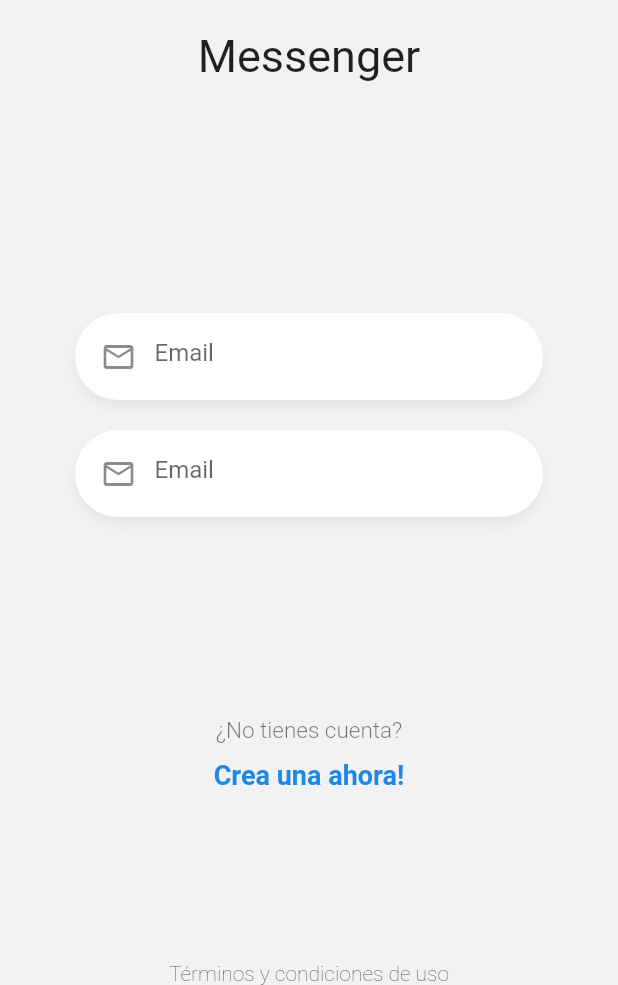
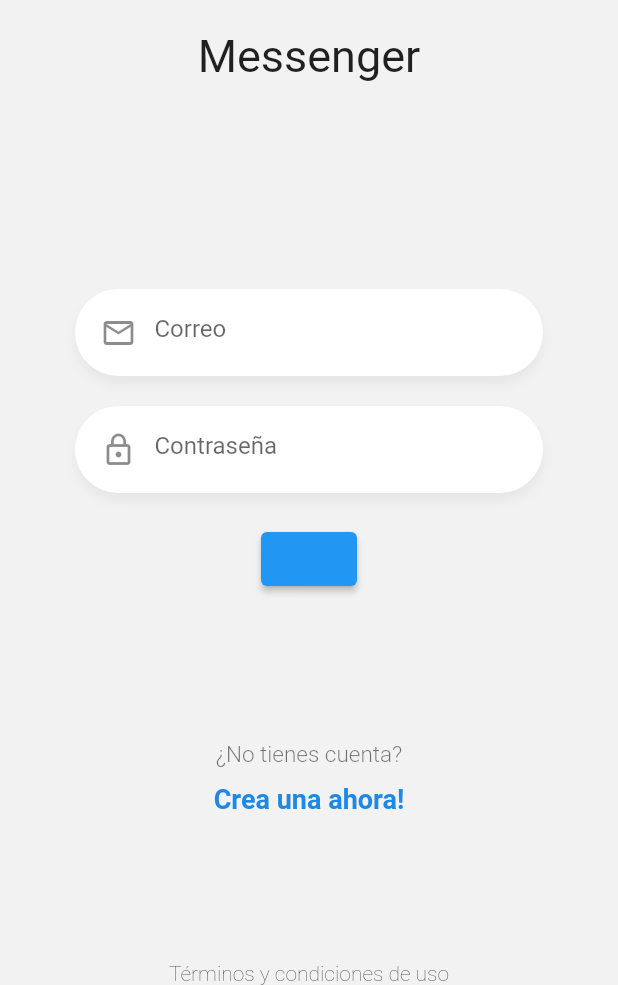
Before and after one commit to irwinet/app_flutter_chat, a Flutter app: the screen it shows after launch, on a phone screen of 412 x 824 dp, the part 251-1236 px from its top. Run offline on Flutter 3.47's test engine with Material 2 defaults, Android fonts, the light colour scheme and no system bars.

Commit message:
Refactor inputs - logo - labels

```diff
--- a/lib/pages/login_page.dart
+++ b/lib/pages/login_page.dart
@@ -1,5 +1,8 @@
+import 'package:flutter/material.dart';
+
 import 'package:app_flutter_chat/widgets/custom_input.dart';
-import 'package:flutter/material.dart';
+import 'package:app_flutter_chat/widgets/custom_labels.dart';
+import 'package:app_flutter_chat/widgets/custom_logo.dart';
 
 
 class LoginPage extends StatelessWidget {
@@ -12,35 +15,14 @@
         child: Column(
           mainAxisAlignment: MainAxisAlignment.spaceBetween,
           children: [
-            _Logo(),
+            Logo(),
             _Form(),
-            _Labels(),
+            Labels(),
             Text('Términos y condiciones de uso', style: TextStyle(fontWeight: FontWeight.w200),)
           ],
         ),
       ),
    );
-  }
-}
-
-class _Logo extends StatelessWidget {
-  const _Logo({super.key});
-
-  @override
-  Widget build(BuildContext context) {
-    return Center(
-      child: Container(
-        width: 170,
-        margin: EdgeInsets.only(top: 50),
-        child: const Column(
-          children: [
-            Image(image: AssetImage('assets/tag-logo.png')),
-            SizedBox(height: 20,),
-            Text('Messenger', style: TextStyle(fontSize: 30),)
-          ],
-        ),
-      ),
-    );
   }
 }
 
@@ -52,6 +34,11 @@
 }
 
 class __FormState extends State<_Form> {
+
+
+  final emailCtrl = TextEditingController();
+  final passCtrl = TextEditingController();
+
   @override
   Widget build(BuildContext context) {
     return Container(
@@ -60,29 +47,30 @@
       child: Column(
         children: [
 
-          CustomInput(),
-          CustomInput(),
+          CustomInput(
+            icon: Icons.mail_outline,
+            placeholder: 'Correo',
+            keyboardType: TextInputType.emailAddress,
+            textController: emailCtrl,
+          ),
 
-          // ElevatedButton(onPressed: () {  }, child: null,)
+          CustomInput(
+            icon: Icons.lock_outline,
+            placeholder: 'Contraseña',
+            textController: passCtrl,
+            isPassword: true,
+          ),
+
+
+          ElevatedButton(
+            onPressed: () {
+              print(emailCtrl.text);
+              print(passCtrl.text);
+            },
+            child: null,
+          )
         ],
       ),
     );
   }
 }
-
-class _Labels extends StatelessWidget {
-  const _Labels({super.key});
-
-  @override
-  Widget build(BuildContext context) {
-    return Container(
-      child: Column(
-        children: [
-          Text('¿No tienes cuenta?', style: TextStyle(color: Colors.black54, fontSize: 15, fontWeight: FontWeight.w300),),
-          SizedBox(height: 10,),
-          Text('Crea una ahora!', style: TextStyle(color: Colors.blue[600], fontSize: 18, fontWeight: FontWeight.bold),)
-        ],
-      ),
-    );
-  }
-}
--- a/lib/widgets/custom_input.dart
+++ b/lib/widgets/custom_input.dart
@@ -1,7 +1,21 @@
 import 'package:flutter/material.dart';
 
 class CustomInput extends StatelessWidget {
-  const CustomInput({super.key});
+
+  final IconData icon;
+  final String placeholder;
+  final TextEditingController textController;
+  final TextInputType keyboardType;
+  final bool isPassword;
+
+  const CustomInput({
+    super.key,
+    required this.icon,
+    required this.placeholder,
+    required this.textController,
+    this.keyboardType = TextInputType.text,
+    this.isPassword = false
+  });
 
   @override
   Widget build(BuildContext context) {
@@ -20,14 +34,15 @@
         ]
       ),
       child: TextField(
+        controller: this.textController,
         autocorrect: false,
-        keyboardType: TextInputType.emailAddress,
-        // obscureText: true,
+        keyboardType: this.keyboardType,
+        obscureText: this.isPassword,
         decoration: InputDecoration(
-          prefixIcon: Icon(Icons.mail_outline),
+          prefixIcon: Icon(this.icon),
           focusedBorder: InputBorder.none,
           border: InputBorder.none,
-          hintText: 'Email'
+          hintText: this.placeholder
         ),
       ),
     );
--- /dev/null
+++ b/lib/widgets/custom_labels.dart
@@ -0,0 +1,19 @@
+import 'package:flutter/material.dart';
+
+
+class Labels extends StatelessWidget {
+  const Labels({super.key});
+
+  @override
+  Widget build(BuildContext context) {
+    return Container(
+      child: Column(
+        children: [
+          Text('¿No tienes cuenta?', style: TextStyle(color: Colors.black54, fontSize: 15, fontWeight: FontWeight.w300),),
+          SizedBox(height: 10,),
+          Text('Crea una ahora!', style: TextStyle(color: Colors.blue[600], fontSize: 18, fontWeight: FontWeight.bold),)
+        ],
+      ),
+    );
+  }
+}
--- /dev/null
+++ b/lib/widgets/custom_logo.dart
@@ -0,0 +1,23 @@
+import 'package:flutter/material.dart';
+
+
+class Logo extends StatelessWidget {
+  const Logo({super.key});
+
+  @override
+  Widget build(BuildContext context) {
+    return Center(
+      child: Container(
+        width: 170,
+        margin: EdgeInsets.only(top: 50),
+        child: const Column(
+          children: [
+            Image(image: AssetImage('assets/tag-logo.png')),
+            SizedBox(height: 20,),
+            Text('Messenger', style: TextStyle(fontSize: 30),)
+          ],
+        ),
+      ),
+    );
+  }
+}
```
